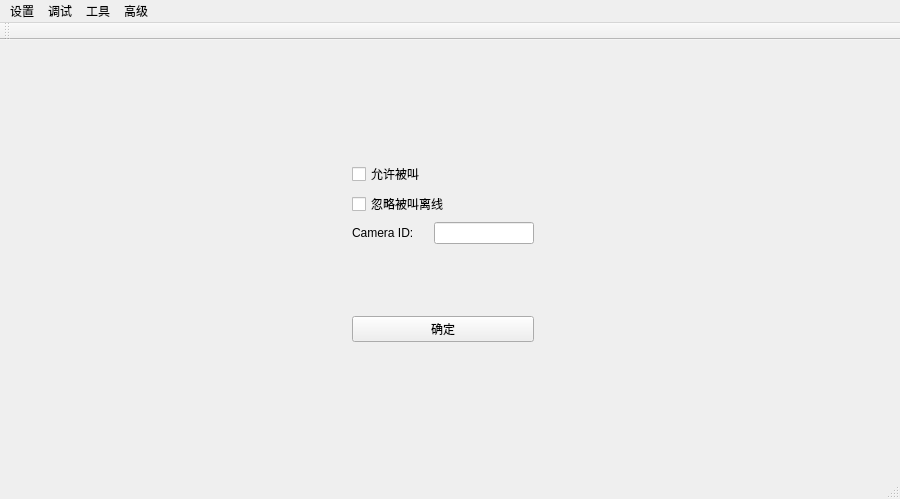
Qt form robot_gui/mainwindow.ui (CastielLiu/robotGui) before a commit.
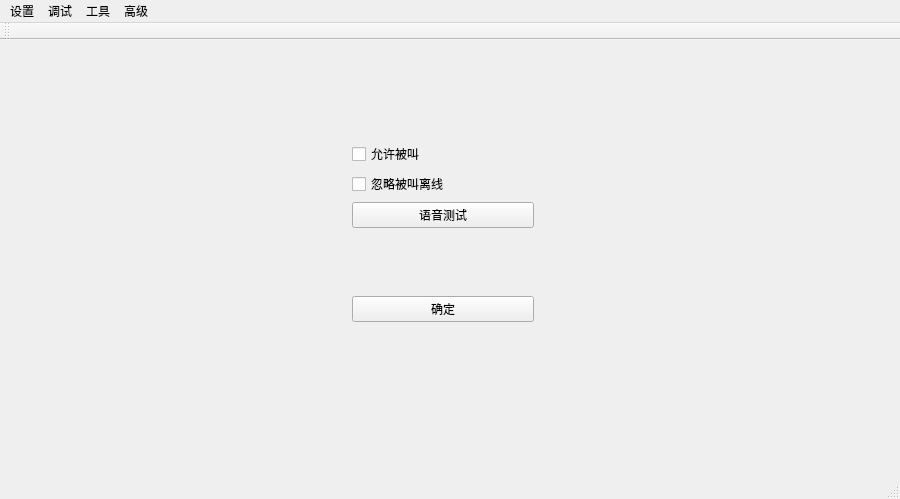
The same form after that commit. The open tabs and pages were chosen to show the change. Custom widgets are drawn as their Qt base class.

Patch:
```diff
--- a/robot_gui/mainwindow.ui
+++ b/robot_gui/mainwindow.ui
@@ -386,7 +386,7 @@
         <property name="geometry">
          <rect>
           <x>330</x>
-          <y>100</y>
+          <y>80</y>
           <width>204</width>
           <height>202</height>
          </rect>
@@ -413,31 +413,14 @@
           </widget>
          </item>
          <item>
-          <layout class="QHBoxLayout" name="horizontalLayout_8">
-           <item>
-            <widget class="QLabel" name="label_2">
-             <property name="maximumSize">
-              <size>
-               <width>16777215</width>
-               <height>16777215</height>
-              </size>
-             </property>
+          <widget class="QPushButton" name="pushButton_audioTest">
              <property name="text">
-              <string>Camera ID: </string>
-             </property>
-            </widget>
-           </item>
-           <item>
-            <widget class="QLineEdit" name="lineEdit_cameraId">
-             <property name="maximumSize">
-              <size>
-               <width>100</width>
-               <height>16777215</height>
-              </size>
-             </property>
-            </widget>
-           </item>
-          </layout>
+            <string>语音测试</string>
+           </property>
+           <property name="checkable">
+            <bool>true</bool>
+           </property>
+          </widget>
          </item>
          <item>
           <spacer name="verticalSpacer_7">
```
Left out of the diff: 2 changed lines with no effect on the pictures. Lines whose indentation alone changed are shown as unchanged.
